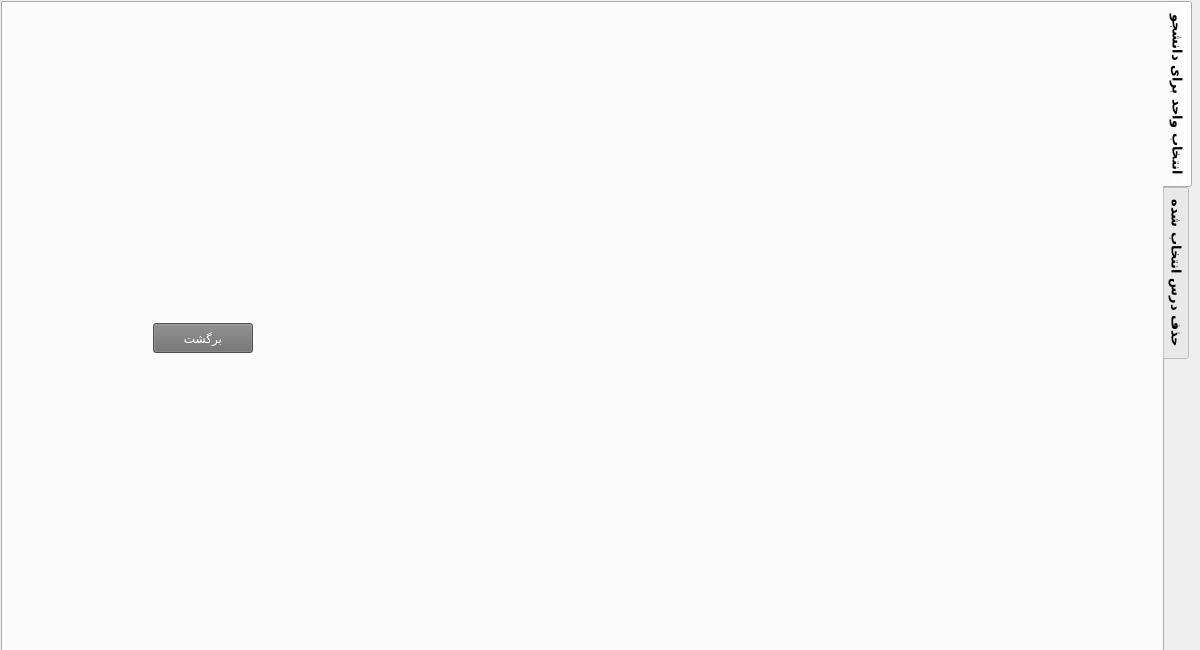
Qt form entekhabvaheddialog.ui (AliRn76/Student-Portal) before a commit.
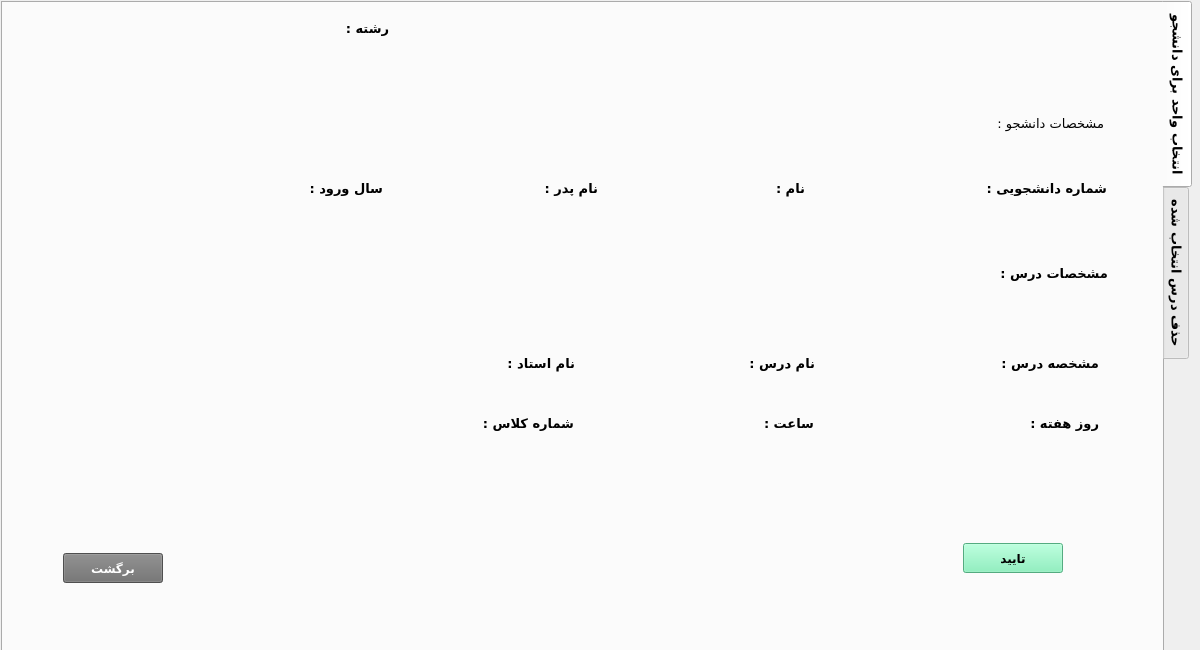
The same form after that commit. The open tabs and pages were chosen to show the change.

Commit message: 6-5-98 - ghesmate 2 tamom shod - ghesmate 3(page 2) nesfe kare monde

The edit to the form file:
```diff
--- a/entekhabvaheddialog.ui
+++ b/entekhabvaheddialog.ui
@@ -546,8 +546,8 @@
       <widget class="QPushButton" name="pushButton_backPage2">
        <property name="geometry">
         <rect>
-         <x>150</x>
-         <y>320</y>
+         <x>60</x>
+         <y>550</y>
          <width>100</width>
          <height>30</height>
         </rect>
@@ -558,6 +558,14 @@
          <height>30</height>
         </size>
        </property>
+       <property name="font">
+        <font>
+         <family>B Nazanin</family>
+         <pointsize>9</pointsize>
+         <weight>75</weight>
+         <bold>true</bold>
+        </font>
+       </property>
        <property name="styleSheet">
         <string notr="true">background-color:rgb(111, 111, 111);
 color: white</string>
@@ -566,6 +574,643 @@
         <string>برگشت</string>
        </property>
       </widget>
+      <widget class="QLabel" name="label_14">
+       <property name="geometry">
+        <rect>
+         <x>970</x>
+         <y>110</y>
+         <width>131</width>
+         <height>21</height>
+        </rect>
+       </property>
+       <property name="font">
+        <font>
+         <family>B Titr</family>
+         <weight>50</weight>
+         <bold>false</bold>
+        </font>
+       </property>
+       <property name="text">
+        <string>مشخصات دانشجو :</string>
+       </property>
+      </widget>
+      <widget class="QLabel" name="label_15">
+       <property name="geometry">
+        <rect>
+         <x>994</x>
+         <y>260</y>
+         <width>111</width>
+         <height>20</height>
+        </rect>
+       </property>
+       <property name="font">
+        <font>
+         <family>B Titr</family>
+        </font>
+       </property>
+       <property name="text">
+        <string>مشخصات درس :</string>
+       </property>
+      </widget>
+      <widget class="QPushButton" name="pushButton">
+       <property name="geometry">
+        <rect>
+         <x>960</x>
+         <y>540</y>
+         <width>100</width>
+         <height>30</height>
+        </rect>
+       </property>
+       <property name="minimumSize">
+        <size>
+         <width>100</width>
+         <height>30</height>
+        </size>
+       </property>
+       <property name="font">
+        <font>
+         <family>B Nazanin</family>
+         <pointsize>9</pointsize>
+         <weight>75</weight>
+         <bold>true</bold>
+        </font>
+       </property>
+       <property name="styleSheet">
+        <string notr="true">background-color:rgb(118, 240, 179)</string>
+       </property>
+       <property name="text">
+        <string>تایید</string>
+       </property>
+      </widget>
+      <widget class="QWidget" name="layoutWidget">
+       <property name="geometry">
+        <rect>
+         <x>341</x>
+         <y>340</y>
+         <width>231</width>
+         <height>41</height>
+        </rect>
+       </property>
+       <layout class="QHBoxLayout" name="horizontalLayout_12">
+        <item>
+         <widget class="QLabel" name="label_teacherName">
+          <property name="font">
+           <font>
+            <family>B Koodak</family>
+           </font>
+          </property>
+          <property name="text">
+           <string/>
+          </property>
+         </widget>
+        </item>
+        <item>
+         <spacer name="horizontalSpacer_12">
+          <property name="orientation">
+           <enum>Qt::Horizontal</enum>
+          </property>
+          <property name="sizeType">
+           <enum>QSizePolicy::Maximum</enum>
+          </property>
+          <property name="sizeHint" stdset="0">
+           <size>
+            <width>40</width>
+            <height>20</height>
+           </size>
+          </property>
+         </spacer>
+        </item>
+        <item>
+         <widget class="QLabel" name="label_29">
+          <property name="font">
+           <font>
+            <family>B Koodak</family>
+           </font>
+          </property>
+          <property name="text">
+           <string>نام استاد :</string>
+          </property>
+         </widget>
+        </item>
+       </layout>
+      </widget>
+      <widget class="QWidget" name="">
+       <property name="geometry">
+        <rect>
+         <x>860</x>
+         <y>170</y>
+         <width>244</width>
+         <height>31</height>
+        </rect>
+       </property>
+       <layout class="QHBoxLayout" name="horizontalLayout">
+        <item>
+         <widget class="QLabel" name="label_stuCode">
+          <property name="font">
+           <font>
+            <family>B Koodak</family>
+           </font>
+          </property>
+          <property name="text">
+           <string/>
+          </property>
+         </widget>
+        </item>
+        <item>
+         <spacer name="horizontalSpacer">
+          <property name="orientation">
+           <enum>Qt::Horizontal</enum>
+          </property>
+          <property name="sizeType">
+           <enum>QSizePolicy::Maximum</enum>
+          </property>
+          <property name="sizeHint" stdset="0">
+           <size>
+            <width>40</width>
+            <height>20</height>
+           </size>
+          </property>
+         </spacer>
+        </item>
+        <item>
+         <widget class="QLabel" name="label">
+          <property name="font">
+           <font>
+            <family>B Koodak</family>
+           </font>
+          </property>
+          <property name="text">
+           <string>شماره دانشجویی :</string>
+          </property>
+         </widget>
+        </item>
+       </layout>
+      </widget>
+      <widget class="QWidget" name="">
+       <property name="geometry">
+        <rect>
+         <x>640</x>
+         <y>170</y>
+         <width>162</width>
+         <height>31</height>
+        </rect>
+       </property>
+       <layout class="QHBoxLayout" name="horizontalLayout_2">
+        <item>
+         <widget class="QLabel" name="label_name">
+          <property name="font">
+           <font>
+            <family>B Koodak</family>
+           </font>
+          </property>
+          <property name="text">
+           <string/>
+          </property>
+         </widget>
+        </item>
+        <item>
+         <spacer name="horizontalSpacer_2">
+          <property name="orientation">
+           <enum>Qt::Horizontal</enum>
+          </property>
+          <property name="sizeType">
+           <enum>QSizePolicy::Maximum</enum>
+          </property>
+          <property name="sizeHint" stdset="0">
+           <size>
+            <width>40</width>
+            <height>20</height>
+           </size>
+          </property>
+         </spacer>
+        </item>
+        <item>
+         <widget class="QLabel" name="label_5">
+          <property name="font">
+           <font>
+            <family>B Koodak</family>
+           </font>
+          </property>
+          <property name="text">
+           <string>نام :</string>
+          </property>
+         </widget>
+        </item>
+       </layout>
+      </widget>
+      <widget class="QWidget" name="">
+       <property name="geometry">
+        <rect>
+         <x>180</x>
+         <y>170</y>
+         <width>200</width>
+         <height>31</height>
+        </rect>
+       </property>
+       <layout class="QHBoxLayout" name="horizontalLayout_3">
+        <item>
+         <widget class="QLabel" name="label_saalVoroud">
+          <property name="font">
+           <font>
+            <family>B Koodak</family>
+           </font>
+          </property>
+          <property name="text">
+           <string/>
+          </property>
+         </widget>
+        </item>
+        <item>
+         <spacer name="horizontalSpacer_3">
+          <property name="orientation">
+           <enum>Qt::Horizontal</enum>
+          </property>
+          <property name="sizeType">
+           <enum>QSizePolicy::Maximum</enum>
+          </property>
+          <property name="sizeHint" stdset="0">
+           <size>
+            <width>40</width>
+            <height>20</height>
+           </size>
+          </property>
+         </spacer>
+        </item>
+        <item>
+         <widget class="QLabel" name="label_9">
+          <property name="font">
+           <font>
+            <family>B Koodak</family>
+           </font>
+          </property>
+          <property name="text">
+           <string>سال ورود :</string>
+          </property>
+         </widget>
+        </item>
+       </layout>
+      </widget>
+      <widget class="QWidget" name="">
+       <property name="geometry">
+        <rect>
+         <x>410</x>
+         <y>170</y>
+         <width>185</width>
+         <height>31</height>
+        </rect>
+       </property>
+       <layout class="QHBoxLayout" name="horizontalLayout_4">
+        <item>
+         <widget class="QLabel" name="label_fathersName">
+          <property name="font">
+           <font>
+            <family>B Koodak</family>
+           </font>
+          </property>
+          <property name="text">
+           <string/>
+          </property>
+         </widget>
+        </item>
+        <item>
+         <spacer name="horizontalSpacer_4">
+          <property name="orientation">
+           <enum>Qt::Horizontal</enum>
+          </property>
+          <property name="sizeType">
+           <enum>QSizePolicy::Maximum</enum>
+          </property>
+          <property name="sizeHint" stdset="0">
+           <size>
+            <width>40</width>
+            <height>20</height>
+           </size>
+          </property>
+         </spacer>
+        </item>
+        <item>
+         <widget class="QLabel" name="label_10">
+          <property name="font">
+           <font>
+            <family>B Koodak</family>
+           </font>
+          </property>
+          <property name="text">
+           <string>نام پدر :</string>
+          </property>
+         </widget>
+        </item>
+       </layout>
+      </widget>
+      <widget class="QWidget" name="">
+       <property name="geometry">
+        <rect>
+         <x>15</x>
+         <y>10</y>
+         <width>371</width>
+         <height>31</height>
+        </rect>
+       </property>
+       <layout class="QHBoxLayout" name="horizontalLayout_5">
+        <item>
+         <widget class="QLabel" name="label_field">
+          <property name="font">
+           <font>
+            <family>B Koodak</family>
+           </font>
+          </property>
+          <property name="text">
+           <string/>
+          </property>
+         </widget>
+        </item>
+        <item>
+         <spacer name="horizontalSpacer_5">
+          <property name="orientation">
+           <enum>Qt::Horizontal</enum>
+          </property>
+          <property name="sizeHint" stdset="0">
+           <size>
+            <width>40</width>
+            <height>20</height>
+           </size>
+          </property>
+         </spacer>
+        </item>
+        <item>
+         <widget class="QLabel" name="label_11">
+          <property name="font">
+           <font>
+            <family>B Koodak</family>
+           </font>
+          </property>
+          <property name="text">
+           <string>رشته :</string>
+          </property>
+         </widget>
+        </item>
+       </layout>
+      </widget>
+      <widget class="QWidget" name="">
+       <property name="geometry">
+        <rect>
+         <x>591</x>
+         <y>340</y>
+         <width>221</width>
+         <height>41</height>
+        </rect>
+       </property>
+       <layout class="QHBoxLayout" name="horizontalLayout_6">
+        <item>
+         <widget class="QLabel" name="label_title">
+          <property name="font">
+           <font>
+            <family>B Koodak</family>
+           </font>
+          </property>
+          <property name="text">
+           <string/>
+          </property>
+         </widget>
+        </item>
+        <item>
+         <spacer name="horizontalSpacer_7">
+          <property name="orientation">
+           <enum>Qt::Horizontal</enum>
+          </property>
+          <property name="sizeType">
+           <enum>QSizePolicy::Maximum</enum>
+          </property>
+          <property name="sizeHint" stdset="0">
+           <size>
+            <width>40</width>
+            <height>20</height>
+           </size>
+          </property>
+         </spacer>
+        </item>
+        <item>
+         <widget class="QLabel" name="label_21">
+          <property name="font">
+           <font>
+            <family>B Koodak</family>
+           </font>
+          </property>
+          <property name="text">
+           <string>نام درس :</string>
+          </property>
+         </widget>
+        </item>
+       </layout>
+      </widget>
+      <widget class="QWidget" name="">
+       <property name="geometry">
+        <rect>
+         <x>825</x>
+         <y>340</y>
+         <width>271</width>
+         <height>41</height>
+        </rect>
+       </property>
+       <layout class="QHBoxLayout" name="horizontalLayout_8">
+        <item>
+         <widget class="QLabel" name="label_entekhabID">
+          <property name="font">
+           <font>
+            <family>B Koodak</family>
+           </font>
+          </property>
+          <property name="text">
+           <string/>
+          </property>
+         </widget>
+        </item>
+        <item>
+         <spacer name="horizontalSpacer_6">
+          <property name="orientation">
+           <enum>Qt::Horizontal</enum>
+          </property>
+          <property name="sizeType">
+           <enum>QSizePolicy::Maximum</enum>
+          </property>
+          <property name="sizeHint" stdset="0">
+           <size>
+            <width>40</width>
+            <height>20</height>
+           </size>
+          </property>
+         </spacer>
+        </item>
+        <item>
+         <widget class="QLabel" name="label_16">
+          <property name="font">
+           <font>
+            <family>B Koodak</family>
+           </font>
+          </property>
+          <property name="text">
+           <string>مشخصه درس :</string>
+          </property>
+         </widget>
+        </item>
+       </layout>
+      </widget>
+      <widget class="QWidget" name="">
+       <property name="geometry">
+        <rect>
+         <x>825</x>
+         <y>400</y>
+         <width>271</width>
+         <height>41</height>
+        </rect>
+       </property>
+       <layout class="QHBoxLayout" name="horizontalLayout_9">
+        <item>
+         <widget class="QLabel" name="label_roozeHafte">
+          <property name="font">
+           <font>
+            <family>B Koodak</family>
+           </font>
+          </property>
+          <property name="text">
+           <string/>
+          </property>
+         </widget>
+        </item>
+        <item>
+         <spacer name="horizontalSpacer_9">
+          <property name="orientation">
+           <enum>Qt::Horizontal</enum>
+          </property>
+          <property name="sizeType">
+           <enum>QSizePolicy::Maximum</enum>
+          </property>
+          <property name="sizeHint" stdset="0">
+           <size>
+            <width>40</width>
+            <height>20</height>
+           </size>
+          </property>
+         </spacer>
+        </item>
+        <item>
+         <widget class="QLabel" name="label_22">
+          <property name="font">
+           <font>
+            <family>B Koodak</family>
+           </font>
+          </property>
+          <property name="text">
+           <string>روز هفته :</string>
+          </property>
+         </widget>
+        </item>
+       </layout>
+      </widget>
+      <widget class="QWidget" name="">
+       <property name="geometry">
+        <rect>
+         <x>590</x>
+         <y>400</y>
+         <width>221</width>
+         <height>41</height>
+        </rect>
+       </property>
+       <layout class="QHBoxLayout" name="horizontalLayout_10">
+        <item>
+         <widget class="QLabel" name="label_saat">
+          <property name="font">
+           <font>
+            <family>B Koodak</family>
+           </font>
+          </property>
+          <property name="text">
+           <string/>
+          </property>
+         </widget>
+        </item>
+        <item>
+         <spacer name="horizontalSpacer_10">
+          <property name="orientation">
+           <enum>Qt::Horizontal</enum>
+          </property>
+          <property name="sizeType">
+           <enum>QSizePolicy::Maximum</enum>
+          </property>
+          <property name="sizeHint" stdset="0">
+           <size>
+            <width>40</width>
+            <height>20</height>
+           </size>
+          </property>
+         </spacer>
+        </item>
+        <item>
+         <widget class="QLabel" name="label_24">
+          <property name="font">
+           <font>
+            <family>B Koodak</family>
+           </font>
+          </property>
+          <property name="text">
+           <string>ساعت :</string>
+          </property>
+         </widget>
+        </item>
+       </layout>
+      </widget>
+      <widget class="QWidget" name="">
+       <property name="geometry">
+        <rect>
+         <x>340</x>
+         <y>400</y>
+         <width>231</width>
+         <height>41</height>
+        </rect>
+       </property>
+       <layout class="QHBoxLayout" name="horizontalLayout_11">
+        <item>
+         <widget class="QLabel" name="label_classNum">
+          <property name="font">
+           <font>
+            <family>B Koodak</family>
+           </font>
+          </property>
+          <property name="text">
+           <string/>
+          </property>
+         </widget>
+        </item>
+        <item>
+         <spacer name="horizontalSpacer_11">
+          <property name="orientation">
+           <enum>Qt::Horizontal</enum>
+          </property>
+          <property name="sizeType">
+           <enum>QSizePolicy::Maximum</enum>
+          </property>
+          <property name="sizeHint" stdset="0">
+           <size>
+            <width>40</width>
+            <height>20</height>
+           </size>
+          </property>
+         </spacer>
+        </item>
+        <item>
+         <widget class="QLabel" name="label_26">
+          <property name="font">
+           <font>
+            <family>B Koodak</family>
+           </font>
+          </property>
+          <property name="text">
+           <string>شماره کلاس :</string>
+          </property>
+         </widget>
+        </item>
+       </layout>
+      </widget>
      </widget>
     </widget>
    </widget>
```
Left out of the diff: 114 changed lines with no effect on the pictures. The commit also changes 2 other files.
